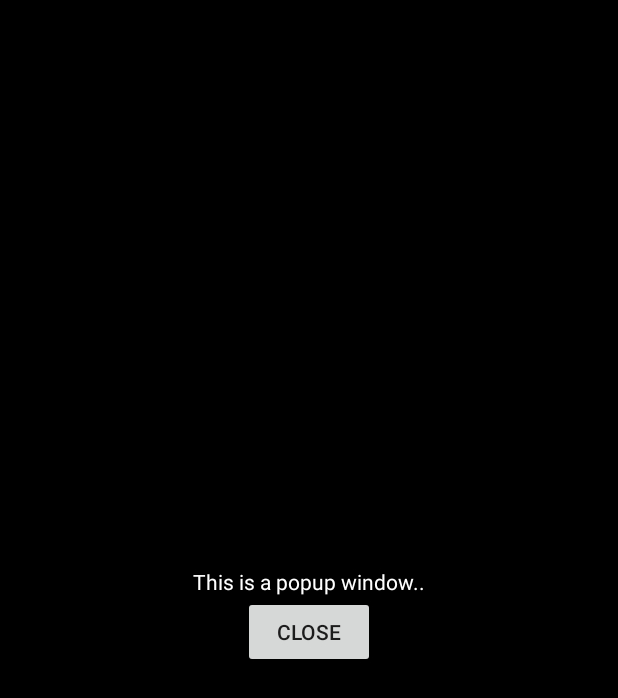
After one commit to Coderguy321/ObjectDetectionSurveillance, an Android app: the layout popup_alert.xml on its own in the app's theme, with its tools: preview values and no code run, on a phone screen of 412 x 824 dp. The commit adds this screen. Shown: the top 698 px of the screen. Run offline under Robolectric (Android 15) with nearby library versions, the phone set to English and light mode, and no system bars; network calls fail.

Commit message:
touchable recycler view implemeted

```diff
--- /dev/null
+++ b/VideoSurvillence/app/src/main/res/layout/popup_alert.xml
@@ -0,0 +1,21 @@
+<?xml version="1.0" encoding="utf-8"?>
+<LinearLayout xmlns:android="http://schemas.android.com/apk/res/android"
+    android:orientation="vertical" android:layout_width="match_parent"
+    android:layout_height="match_parent"
+    android:gravity="center"
+    android:background="#000"
+    android:padding="10px">
+
+    <TextView
+        android:layout_width="wrap_content"
+        android:layout_height="wrap_content"
+        android:text="This is a popup window.."
+        android:textColor="#fff"/>
+
+    <Button
+        android:layout_width="wrap_content"
+        android:layout_height="wrap_content"
+        android:text="Close"
+        android:id="@+id/closePopupBtn"/>
+
+</LinearLayout>
```
Also changed, not shown: VideoSurvillence/app/src/main/java/com/app/enigma/videosurvillence/Adapter/RecyclerTouchListener.java (added, +60 -0 lines), VideoSurvillence/app/src/main/java/com/app/enigma/videosurvillence/networkConnection/MainActivity.java (+46 -2 lines).
